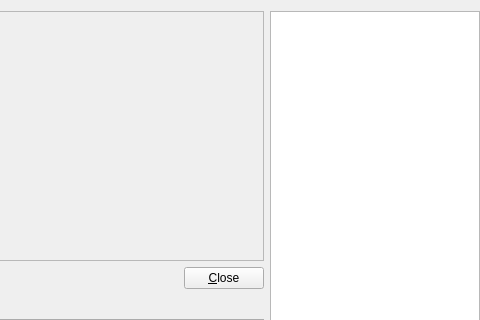
Qt form libavogadro/src/extensions/spectra/spectradialog.ui (thosoo/avogadro) before a commit; both pictures show x 416 to 896 and y 0 to 320 of the 896 by 480 pixel window.
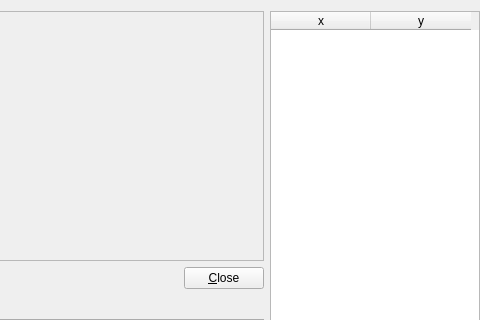
The same form after that commit. Custom widgets are drawn as their Qt base class.

Patch:
```diff
--- a/libavogadro/src/extensions/spectra/spectradialog.ui
+++ b/libavogadro/src/extensions/spectra/spectradialog.ui
@@ -88,7 +88,7 @@
       <bool>true</bool>
      </property>
      <attribute name="horizontalHeaderVisible">
-      <bool>false</bool>
+      <bool>true</bool>
      </attribute>
      <attribute name="horizontalHeaderCascadingSectionResizes">
       <bool>false</bool>
```
